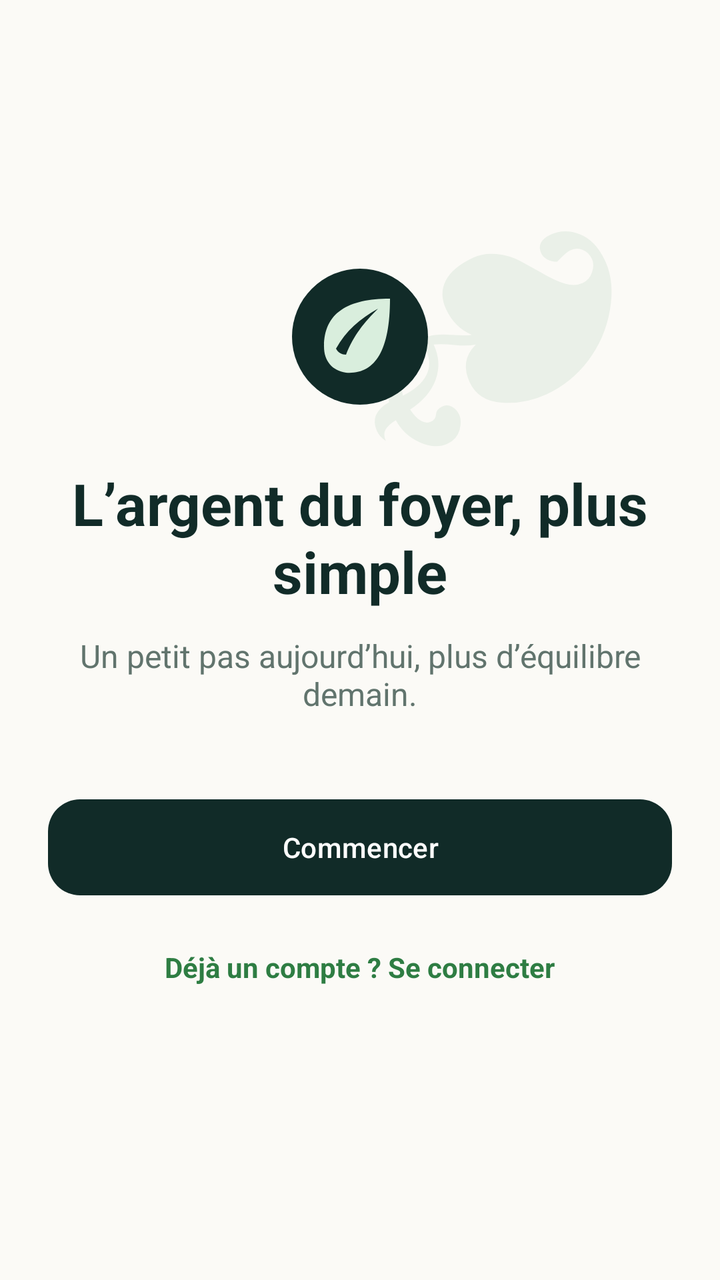
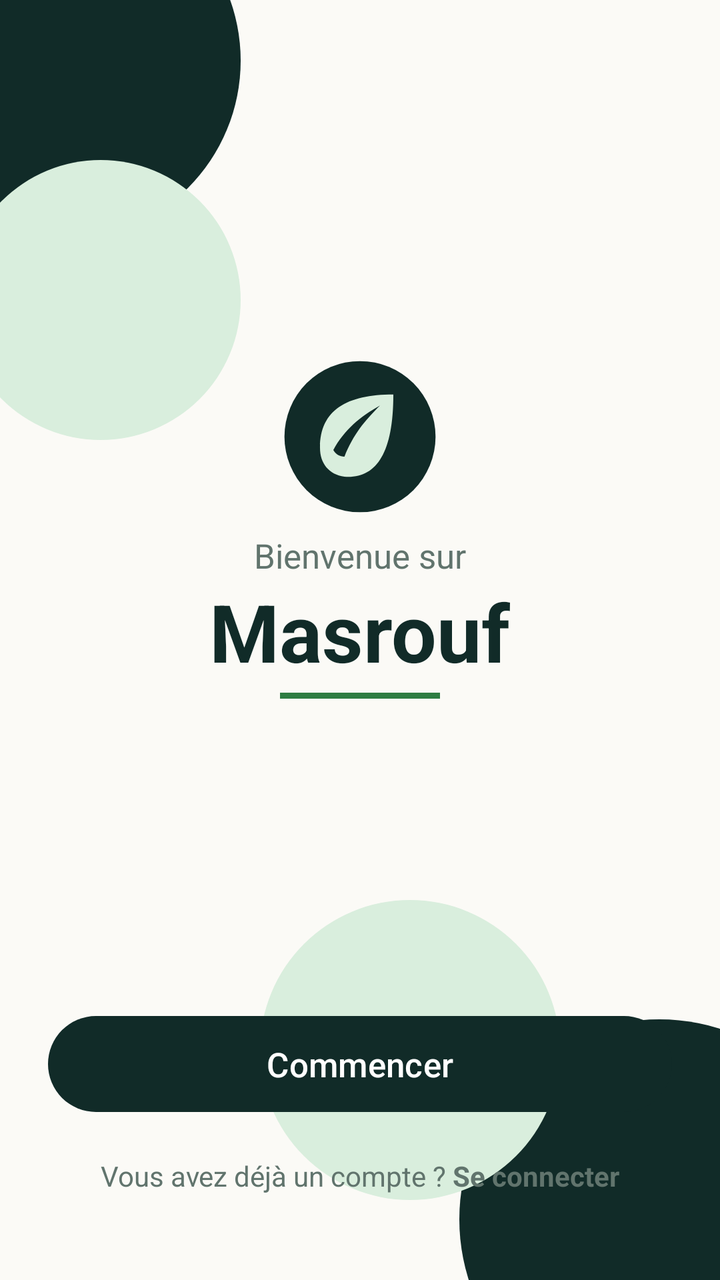

Screens rendered from an Android XML layout before and after an edit, with the pre-edit source and the edit as a unified diff.
<!-- AndroidManifest.xml: application theme Theme.Masrouf1 -->
<!-- res/layout/activity_welcome.xml -->
<?xml version="1.0" encoding="utf-8"?>
<FrameLayout xmlns:android="http://schemas.android.com/apk/res/android"
    xmlns:app="http://schemas.android.com/apk/res-auto"
    android:layout_width="match_parent"
    android:layout_height="match_parent"
    android:fitsSystemWindows="true"
    android:background="@color/cream">
    <TextView android:layout_width="220dp" android:layout_height="220dp" android:layout_gravity="top|end"
        android:alpha="0.08" android:rotation="-25" android:text="❧" android:textColor="@color/emerald" android:textSize="190sp" />
    <LinearLayout android:layout_width="match_parent" android:layout_height="match_parent" android:orientation="vertical" android:padding="24dp">
        <LinearLayout android:layout_width="match_parent" android:layout_height="wrap_content" android:gravity="end" android:orientation="horizontal">
            <LinearLayout android:id="@+id/welcome_languages" android:layout_width="wrap_content" android:layout_height="wrap_content" android:orientation="horizontal" />
        </LinearLayout>
        <FrameLayout android:layout_width="match_parent" android:layout_height="0dp" android:layout_weight="1">
            <LinearLayout android:id="@+id/phase_welcome" android:layout_width="match_parent" android:layout_height="match_parent" android:gravity="center" android:orientation="vertical">
                <ImageView android:layout_width="72dp" android:layout_height="72dp" android:contentDescription="@string/app_name" android:src="@drawable/ic_masrouf_logo" />
                <TextView android:layout_width="match_parent" android:layout_height="wrap_content" android:layout_marginTop="28dp" android:gravity="center" android:text="@string/welcome_title" android:textColor="@color/forest" android:textSize="29sp" android:textStyle="bold" />
                <TextView android:layout_width="match_parent" android:layout_height="wrap_content" android:layout_marginTop="12dp" android:gravity="center" android:text="@string/welcome_subtitle" android:textColor="@color/muted_green" android:textSize="16sp" />
                <com.google.android.material.button.MaterialButton android:id="@+id/start_welcome" android:layout_width="match_parent" android:layout_height="56dp" android:layout_marginTop="38dp" android:text="@string/start" android:textColor="@color/alabaster" app:backgroundTint="@color/forest" app:cornerRadius="16dp" />
                <TextView android:id="@+id/open_login" android:layout_width="wrap_content" android:layout_height="48dp" android:layout_marginTop="8dp" android:gravity="center" android:paddingHorizontal="10dp" android:text="@string/already_account" android:textColor="@color/emerald" android:textStyle="bold" />
            </LinearLayout>
            <LinearLayout android:id="@+id/phase_slides" android:layout_width="match_parent" android:layout_height="match_parent" android:gravity="center" android:orientation="vertical" android:visibility="gone">
                <androidx.viewpager2.widget.ViewPager2 android:id="@+id/welcome_pager" android:layout_width="match_parent" android:layout_height="0dp" android:layout_weight="1" />
                <com.google.android.material.tabs.TabLayout android:id="@+id/welcome_tabs" android:layout_width="wrap_content" android:layout_height="wrap_content" app:tabIndicatorColor="@color/emerald" app:tabIndicatorHeight="4dp" app:tabRippleColor="@color/mint" />
                <com.google.android.material.button.MaterialButton android:id="@+id/slide_next" android:layout_width="match_parent" android:layout_height="56dp" android:layout_marginTop="14dp" android:text="@string/welcome_next" app:backgroundTint="@color/forest" app:cornerRadius="16dp" />
            </LinearLayout>
            <LinearLayout android:id="@+id/phase_select_type" android:layout_width="match_parent" android:layout_height="match_parent" android:gravity="center" android:orientation="vertical" android:visibility="gone">
                <TextView android:layout_width="match_parent" android:layout_height="wrap_content" android:layout_marginBottom="22dp" android:gravity="center" android:text="@string/choose_account_type" android:textColor="@color/forest" android:textSize="23sp" android:textStyle="bold" />
                <com.google.android.material.card.MaterialCardView android:id="@+id/personal_card" android:layout_width="match_parent" android:layout_height="130dp" android:layout_marginBottom="14dp" android:clickable="true" android:focusable="true" app:cardBackgroundColor="@color/alabaster" app:cardCornerRadius="16dp" app:strokeColor="@color/card_border" app:strokeWidth="1dp">
                    <LinearLayout android:layout_width="match_parent" android:layout_height="match_parent" android:gravity="center_vertical" android:orientation="vertical" android:padding="22dp"><TextView android:layout_width="wrap_content" android:layout_height="wrap_content" android:text="♧" android:textColor="@color/emerald" android:textSize="24sp"/><TextView android:layout_width="wrap_content" android:layout_height="wrap_content" android:text="@string/personal_account" android:textColor="@color/forest" android:textSize="18sp" android:textStyle="bold"/></LinearLayout>
                </com.google.android.material.card.MaterialCardView>
                <com.google.android.material.card.MaterialCardView android:id="@+id/family_card" android:layout_width="match_parent" android:layout_height="130dp" android:clickable="true" android:focusable="true" app:cardBackgroundColor="@color/alabaster" app:cardCornerRadius="16dp" app:strokeColor="@color/card_border" app:strokeWidth="1dp">
                    <LinearLayout android:layout_width="match_parent" android:layout_height="match_parent" android:gravity="center_vertical" android:orientation="vertical" android:padding="22dp"><TextView android:layout_width="wrap_content" android:layout_height="wrap_content" android:text="⌂" android:textColor="@color/emerald" android:textSize="24sp"/><TextView android:layout_width="wrap_content" android:layout_height="wrap_content" android:text="@string/family_account" android:textColor="@color/forest" android:textSize="18sp" android:textStyle="bold"/></LinearLayout>
                </com.google.android.material.card.MaterialCardView>
            </LinearLayout>
        </FrameLayout>
    </LinearLayout>
</FrameLayout>
<!-- resources referenced by this layout -->
<resources>
  <string name="already_account">Déjà un compte ? Se connecter</string>
  <string name="choose_account_type">Quel compte souhaitez-vous créer ?</string>
  <string name="family_account">Compte Famille</string>
  <string name="personal_account">Compte Personnel</string>
  <string name="welcome_subtitle">Un petit pas aujourd’hui, plus d’équilibre demain.</string>
  <string name="welcome_title">L’argent du foyer, plus simple</string>
  <style name="Base.Theme.Masrouf1" parent="Theme.Material3.DayNight.NoActionBar">
          <item name="colorPrimary">@color/forest</item>
          <item name="colorOnPrimary">@color/alabaster</item>
          <item name="colorSecondary">@color/emerald</item>
          <item name="colorOnSecondary">@color/alabaster</item>
          <item name="android:colorAccent">@color/emerald</item>
          <item name="android:windowLightStatusBar">true</item>
          <item name="android:statusBarColor">@color/cream</item>
          <item name="android:navigationBarColor">@color/cream</item>
          <item name="android:windowBackground">@color/cream</item>
      </style>
  <!-- unchanged entries left out for length: 12 -->
</resources>

<!-- the commit's change to res/layout/activity_welcome.xml (unified diff, before → after) -->
@@ -3,36 +3,235 @@
     xmlns:app="http://schemas.android.com/apk/res-auto"
     android:layout_width="match_parent"
     android:layout_height="match_parent"
-    android:fitsSystemWindows="true"
-    android:background="@color/cream">
-    <TextView android:layout_width="220dp" android:layout_height="220dp" android:layout_gravity="top|end"
-        android:alpha="0.08" android:rotation="-25" android:text="❧" android:textColor="@color/emerald" android:textSize="190sp" />
-    <LinearLayout android:layout_width="match_parent" android:layout_height="match_parent" android:orientation="vertical" android:padding="24dp">
-        <LinearLayout android:layout_width="match_parent" android:layout_height="wrap_content" android:gravity="end" android:orientation="horizontal">
-            <LinearLayout android:id="@+id/welcome_languages" android:layout_width="wrap_content" android:layout_height="wrap_content" android:orientation="horizontal" />
+    android:background="@color/cream"
+    android:layoutDirection="locale">
+
+    
+    <View
+        android:layout_width="180dp"
+        android:layout_height="180dp"
+        android:layout_gravity="top|start"
+        android:layout_marginStart="-60dp"
+        android:layout_marginTop="-60dp"
+        android:background="@drawable/bg_circle_forest" />
+
+    
+    <View
+        android:layout_width="140dp"
+        android:layout_height="140dp"
+        android:layout_gravity="top|start"
+        android:layout_marginStart="-20dp"
+        android:layout_marginTop="80dp"
+        android:background="@drawable/bg_circle_mint" />
+
+    
+    <View
+        android:layout_width="200dp"
+        android:layout_height="200dp"
+        android:layout_gravity="bottom|end"
+        android:layout_marginEnd="-70dp"
+        android:layout_marginBottom="-70dp"
+        android:background="@drawable/bg_circle_forest" />
+
+    
+    <View
+        android:layout_width="150dp"
+        android:layout_height="150dp"
+        android:layout_gravity="bottom|end"
+        android:layout_marginEnd="80dp"
+        android:layout_marginBottom="40dp"
+        android:background="@drawable/bg_circle_mint" />
+
+    
+    <LinearLayout
+        android:layout_width="match_parent"
+        android:layout_height="match_parent"
+        android:orientation="vertical">
+
+        
+        <LinearLayout
+            android:id="@+id/welcome_languages"
+            android:layout_width="match_parent"
+            android:layout_height="wrap_content"
+            android:gravity="end"
+            android:orientation="horizontal"
+            android:padding="16dp" />
+
+        
+        <FrameLayout
+            android:layout_width="match_parent"
+            android:layout_height="0dp"
+            android:layout_weight="1">
+
+            
+            <LinearLayout
+                android:id="@+id/phase_welcome"
+                android:layout_width="match_parent"
+                android:layout_height="match_parent"
+                android:gravity="center"
+                android:orientation="vertical"
+                android:paddingHorizontal="32dp">
+
+                <ImageView
+                    android:layout_width="80dp"
+                    android:layout_height="80dp"
+                    android:contentDescription="@string/app_name"
+                    android:src="@drawable/ic_masrouf_logo" />
+
+                <TextView
+                    android:layout_width="wrap_content"
+                    android:layout_height="wrap_content"
+                    android:layout_marginTop="8dp"
+                    android:text="@string/welcome_bienvenue_sur"
+                    android:textColor="@color/muted_green"
+                    android:textSize="17sp" />
+
+                <TextView
+                    android:layout_width="wrap_content"
+                    android:layout_height="wrap_content"
+                    android:text="@string/app_name"
+                    android:textColor="@color/forest"
+                    android:textSize="40sp"
+                    android:textStyle="bold" />
+
+                
+                <View
+                    android:layout_width="80dp"
+                    android:layout_height="3dp"
+                    android:layout_marginTop="4dp"
+                    android:background="@color/emerald" />
+
+            </LinearLayout>
+
+            
+            <LinearLayout
+                android:id="@+id/phase_slides"
+                android:layout_width="match_parent"
+                android:layout_height="match_parent"
+                android:gravity="center"
+                android:orientation="vertical"
+                android:paddingHorizontal="20dp"
+                android:visibility="gone">
+
+                
+                <LinearLayout
+                    android:layout_width="match_parent"
+                    android:layout_height="wrap_content"
+                    android:gravity="start|center_vertical"
+                    android:orientation="horizontal">
+
+                    <ImageView
+                        android:id="@+id/slide_back"
+                        android:layout_width="48dp"
+                        android:layout_height="48dp"
+                        android:background="?attr/selectableItemBackgroundBorderless"
+                        android:contentDescription="@string/back"
+                        android:padding="8dp"
+                        android:src="@drawable/ic_back" />
+
+                    <View
+                        android:layout_width="0dp"
+                        android:layout_height="1dp"
+                        android:layout_weight="1" />
+
+                    <TextView
+                        android:id="@+id/slide_skip"
+                        android:layout_width="wrap_content"
+                        android:layout_height="wrap_content"
+                        android:padding="8dp"
+                        android:text="@string/welcome_skip"
+                        android:textColor="@color/muted_green"
+                        android:textSize="15sp" />
+
+                </LinearLayout>
+
+                
+                <androidx.viewpager2.widget.ViewPager2
+                    android:id="@+id/welcome_pager"
+                    android:layout_width="match_parent"
+                    android:layout_height="0dp"
+                    android:layout_marginTop="8dp"
+                    android:layout_weight="1" />
+
+                
+                <LinearLayout
+                    android:id="@+id/slide_dots"
+                    android:layout_width="wrap_content"
+                    android:layout_height="wrap_content"
+                    android:layout_gravity="center_horizontal"
+                    android:layout_marginTop="16dp"
+                    android:orientation="horizontal" />
+
+            </LinearLayout>
+
+            
+        </FrameLayout>
+
+        
+        <LinearLayout
+            android:id="@+id/welcome_bottom"
+            android:layout_width="match_parent"
+            android:layout_height="wrap_content"
+            android:orientation="vertical"
+            android:paddingHorizontal="24dp"
+            android:paddingBottom="32dp"
+            android:paddingTop="8dp">
+
+            <com.google.android.material.button.MaterialButton
+                android:id="@+id/start_welcome"
+                android:layout_width="match_parent"
+                android:layout_height="56dp"
+                android:text="@string/start"
+                android:textColor="@color/alabaster"
+                android:textSize="17sp"
+                app:backgroundTint="@color/forest"
+                app:cornerRadius="28dp" />
+
+            <TextView
+                android:id="@+id/open_login"
+                android:layout_width="match_parent"
+                android:layout_height="48dp"
+                android:gravity="center"
+                android:paddingTop="8dp"
+                android:text="@string/already_account_link"
+                android:textColor="@color/muted_green"
+                android:textSize="14sp" />
+
         </LinearLayout>
-        <FrameLayout android:layout_width="match_parent" android:layout_height="0dp" android:layout_weight="1">
-            <LinearLayout android:id="@+id/phase_welcome" android:layout_width="match_parent" android:layout_height="match_parent" android:gravity="center" android:orientation="vertical">
-                <ImageView android:layout_width="72dp" android:layout_height="72dp" android:contentDescription="@string/app_name" android:src="@drawable/ic_masrouf_logo" />
-                <TextView android:layout_width="match_parent" android:layout_height="wrap_content" android:layout_marginTop="28dp" android:gravity="center" android:text="@string/welcome_title" android:textColor="@color/forest" android:textSize="29sp" android:textStyle="bold" />
-                <TextView android:layout_width="match_parent" android:layout_height="wrap_content" android:layout_marginTop="12dp" android:gravity="center" android:text="@string/welcome_subtitle" android:textColor="@color/muted_green" android:textSize="16sp" />
-                <com.google.android.material.button.MaterialButton android:id="@+id/start_welcome" android:layout_width="match_parent" android:layout_height="56dp" android:layout_marginTop="38dp" android:text="@string/start" android:textColor="@color/alabaster" app:backgroundTint="@color/forest" app:cornerRadius="16dp" />
-                <TextView android:id="@+id/open_login" android:layout_width="wrap_content" android:layout_height="48dp" android:layout_marginTop="8dp" android:gravity="center" android:paddingHorizontal="10dp" android:text="@string/already_account" android:textColor="@color/emerald" android:textStyle="bold" />
-            </LinearLayout>
-            <LinearLayout android:id="@+id/phase_slides" android:layout_width="match_parent" android:layout_height="match_parent" android:gravity="center" android:orientation="vertical" android:visibility="gone">
-                <androidx.viewpager2.widget.ViewPager2 android:id="@+id/welcome_pager" android:layout_width="match_parent" android:layout_height="0dp" android:layout_weight="1" />
-                <com.google.android.material.tabs.TabLayout android:id="@+id/welcome_tabs" android:layout_width="wrap_content" android:layout_height="wrap_content" app:tabIndicatorColor="@color/emerald" app:tabIndicatorHeight="4dp" app:tabRippleColor="@color/mint" />
-                <com.google.android.material.button.MaterialButton android:id="@+id/slide_next" android:layout_width="match_parent" android:layout_height="56dp" android:layout_marginTop="14dp" android:text="@string/welcome_next" app:backgroundTint="@color/forest" app:cornerRadius="16dp" />
-            </LinearLayout>
-            <LinearLayout android:id="@+id/phase_select_type" android:layout_width="match_parent" android:layout_height="match_parent" android:gravity="center" android:orientation="vertical" android:visibility="gone">
-                <TextView android:layout_width="match_parent" android:layout_height="wrap_content" android:layout_marginBottom="22dp" android:gravity="center" android:text="@string/choose_account_type" android:textColor="@color/forest" android:textSize="23sp" android:textStyle="bold" />
-                <com.google.android.material.card.MaterialCardView android:id="@+id/personal_card" android:layout_width="match_parent" android:layout_height="130dp" android:layout_marginBottom="14dp" android:clickable="true" android:focusable="true" app:cardBackgroundColor="@color/alabaster" app:cardCornerRadius="16dp" app:strokeColor="@color/card_border" app:strokeWidth="1dp">
-                    <LinearLayout android:layout_width="match_parent" android:layout_height="match_parent" android:gravity="center_vertical" android:orientation="vertical" android:padding="22dp"><TextView android:layout_width="wrap_content" android:layout_height="wrap_content" android:text="♧" android:textColor="@color/emerald" android:textSize="24sp"/><TextView android:layout_width="wrap_content" android:layout_height="wrap_content" android:text="@string/personal_account" android:textColor="@color/forest" android:textSize="18sp" android:textStyle="bold"/></LinearLayout>
-                </com.google.android.material.card.MaterialCardView>
-                <com.google.android.material.card.MaterialCardView android:id="@+id/family_card" android:layout_width="match_parent" android:layout_height="130dp" android:clickable="true" android:focusable="true" app:cardBackgroundColor="@color/alabaster" app:cardCornerRadius="16dp" app:strokeColor="@color/card_border" app:strokeWidth="1dp">
-                    <LinearLayout android:layout_width="match_parent" android:layout_height="match_parent" android:gravity="center_vertical" android:orientation="vertical" android:padding="22dp"><TextView android:layout_width="wrap_content" android:layout_height="wrap_content" android:text="⌂" android:textColor="@color/emerald" android:textSize="24sp"/><TextView android:layout_width="wrap_content" android:layout_height="wrap_content" android:text="@string/family_account" android:textColor="@color/forest" android:textSize="18sp" android:textStyle="bold"/></LinearLayout>
-                </com.google.android.material.card.MaterialCardView>
-            </LinearLayout>
-        </FrameLayout>
+
+        
+        <LinearLayout
+            android:id="@+id/slide_bottom"
+            android:layout_width="match_parent"
+            android:layout_height="wrap_content"
+            android:orientation="vertical"
+            android:paddingHorizontal="24dp"
+            android:paddingBottom="32dp"
+            android:paddingTop="8dp"
+            android:visibility="gone">
+
+            <com.google.android.material.button.MaterialButton
+                android:id="@+id/slide_next"
+                android:layout_width="match_parent"
+                android:layout_height="56dp"
+                android:text="@string/welcome_next"
+                android:textColor="@color/alabaster"
+                android:textSize="17sp"
+                app:backgroundTint="@color/forest"
+                app:cornerRadius="28dp" />
+
+            <TextView
+                android:id="@+id/slide_open_login"
+                android:layout_width="match_parent"
+                android:layout_height="48dp"
+                android:gravity="center"
+                android:paddingTop="8dp"
+                android:text="@string/already_account_link"
+                android:textColor="@color/muted_green"
+                android:textSize="14sp" />
+
+        </LinearLayout>
+
     </LinearLayout>
+
 </FrameLayout>
<!-- resource entries referenced after the edit -->
@@ -1,21 +1,138 @@
 <!-- resources referenced by this layout -->
 <resources>
-  <string name="already_account">Déjà un compte ? Se connecter</string>
-  <string name="choose_account_type">Quel compte souhaitez-vous créer ?</string>
-  <string name="family_account">Compte Famille</string>
-  <string name="personal_account">Compte Personnel</string>
-  <string name="welcome_subtitle">Un petit pas aujourd’hui, plus d’équilibre demain.</string>
-  <string name="welcome_title">L’argent du foyer, plus simple</string>
+  <!-- drawable bg_circle_forest (drawable) -->
+  <?xml version="1.0" encoding="utf-8"?>
+  <shape xmlns:android="http://schemas.android.com/apk/res/android"
+      android:shape="oval">
+      <solid android:color="@color/forest" />
+  </shape>
+  <!-- drawable bg_circle_mint (drawable) -->
+  <?xml version="1.0" encoding="utf-8"?>
+  <shape xmlns:android="http://schemas.android.com/apk/res/android"
+      android:shape="oval">
+      <solid android:color="@color/mint" />
+  </shape>
+  <!-- drawable ic_back (drawable) -->
+  <vector xmlns:android="http://schemas.android.com/apk/res/android" android:width="24dp" android:height="24dp" android:viewportWidth="24" android:viewportHeight="24"><path android:fillColor="#FFFFFFFF" android:pathData="M20,11H7.83L13.42,5.41L12,4L4,12L12,20L13.41,18.59L7.83,13H20V11Z" /></vector>
+  <string name="already_account_link">Vous avez déjà un compte ? <b>Se connecter</b></string>
+  <string name="back">Retour</string>
+  <string name="welcome_bienvenue_sur">Bienvenue sur</string>
+  <string name="welcome_skip">Passer</string>
   <style name="Base.Theme.Masrouf1" parent="Theme.Material3.DayNight.NoActionBar">
+          
           <item name="colorPrimary">@color/forest</item>
           <item name="colorOnPrimary">@color/alabaster</item>
+          <item name="colorPrimaryContainer">@color/mint</item>
+          <item name="colorOnPrimaryContainer">@color/forest</item>
           <item name="colorSecondary">@color/emerald</item>
           <item name="colorOnSecondary">@color/alabaster</item>
+          <item name="colorSecondaryContainer">@color/mint_light</item>
+          <item name="colorOnSecondaryContainer">@color/forest</item>
+          <item name="colorTertiary">@color/mint_accent</item>
+          <item name="colorOnTertiary">@color/forest</item>
+          <item name="colorTertiaryContainer">@color/mint</item>
+          <item name="colorOnTertiaryContainer">@color/forest</item>
+  
+          
+          <item name="colorControlActivated">@color/emerald</item>
+          <item name="colorControlHighlight">@color/mint</item>
+          <item name="colorControlNormal">@color/muted_green</item>
+          <item name="colorAccent">@color/emerald</item>
           <item name="android:colorAccent">@color/emerald</item>
+          <item name="android:textColorHighlight">@color/mint</item>
+  
+          
+          <item name="colorSurface">@color/alabaster</item>
+          <item name="colorOnSurface">@color/forest</item>
+          <item name="colorSurfaceVariant">@color/cream</item>
+          <item name="colorOnSurfaceVariant">@color/muted_green</item>
+          <item name="colorSurfaceContainerLowest">@color/alabaster</item>
+          <item name="colorSurfaceContainerLow">@color/cream</item>
+          <item name="colorSurfaceContainer">@color/cream</item>
+          <item name="colorSurfaceContainerHigh">@color/mint</item>
+          <item name="colorSurfaceContainerHighest">@color/mint</item>
+          <item name="android:colorBackground">@color/cream</item>
+          <item name="colorOnBackground">@color/forest</item>
+  
+          
+          <item name="colorError">@color/coral</item>
+          <item name="colorOnError">@color/alabaster</item>
+  
+          
+          <item name="colorOutline">@color/card_border</item>
+          <item name="colorOutlineVariant">@color/card_border</item>
+  
+          
+          <item name="android:textColorPrimary">@color/forest</item>
+          <item name="android:textColorSecondary">@color/muted_green</item>
+          <item name="android:textColorHint">@color/muted_green</item>
+  
+          
           <item name="android:windowLightStatusBar">true</item>
           <item name="android:statusBarColor">@color/cream</item>
           <item name="android:navigationBarColor">@color/cream</item>
           <item name="android:windowBackground">@color/cream</item>
+  
+          
+          <item name="android:colorEdgeEffect">@color/mint_accent</item>
+  
+          
+          <item name="textInputStyle">@style/Widget.Masrouf.TextInputLayout</item>
+          <item name="chipStyle">@style/Widget.Masrouf.Chip</item>
+          <item name="materialButtonOutlinedStyle">@style/Widget.Masrouf.Button.Outlined</item>
+          <item name="materialAlertDialogTheme">@style/ThemeOverlay.Masrouf.AlertDialog</item>
+          
+          <item name="editTextStyle">@style/Widget.Masrouf.EditText</item>
+          
+          <item name="android:textColor">@color/ink</item>
+          
+          <item name="materialButtonStyle">@style/Widget.Masrouf.Button.Material</item>
+      </style>
+  <color name="mint_light">#D9EEDD</color>
+  <color name="mint_accent">#85B8A5</color>
+  <color name="coral">#DC7770</color>
+  <style name="Widget.Masrouf.TextInputLayout" parent="Widget.Material3.TextInputLayout.OutlinedBox">
+          <item name="boxBackgroundColor">@color/alabaster</item>
+          <item name="boxStrokeColor">@color/text_input_stroke_color</item>
+          <item name="hintEnabled">false</item>
+          <item name="hintTextColor">@color/text_input_label_color</item>
+          <item name="android:textColorHint">@color/muted_green</item>
+          <item name="boxCornerRadiusTopStart">12dp</item>
+          <item name="boxCornerRadiusTopEnd">12dp</item>
+          <item name="boxCornerRadiusBottomStart">12dp</item>
+          <item name="boxCornerRadiusBottomEnd">12dp</item>
+      </style>
+  <style name="Widget.Masrouf.Chip" parent="Widget.Material3.Chip.Filter">
+          <item name="chipBackgroundColor">@color/chip_background_color</item>
+          <item name="chipStrokeColor">@color/chip_stroke_color</item>
+          <item name="chipStrokeWidth">1dp</item>
+          <item name="android:textColor">@color/forest</item>
+          <item name="checkedIconTint">@color/emerald</item>
+      </style>
+  <style name="Widget.Masrouf.Button.Outlined" parent="Widget.Material3.Button.OutlinedButton">
+          <item name="android:textColor">@color/forest</item>
+          <item name="strokeColor">@color/forest</item>
+          <item name="iconTint">@color/forest</item>
+      </style>
+  <style name="ThemeOverlay.Masrouf.AlertDialog" parent="ThemeOverlay.Material3.MaterialAlertDialog">
+          <item name="colorPrimary">@color/forest</item>
+          <item name="colorSecondary">@color/emerald</item>
+          <item name="colorSurface">@color/alabaster</item>
+          <item name="colorSurfaceContainerHigh">@color/alabaster</item>
+          <item name="buttonBarPositiveButtonStyle">@style/Widget.Masrouf.DialogButton</item>
+          <item name="buttonBarNegativeButtonStyle">@style/Widget.Masrouf.DialogButton</item>
+          <item name="buttonBarNeutralButtonStyle">@style/Widget.Masrouf.DialogButton</item>
+      </style>
+  <style name="Widget.Masrouf.EditText" parent="Widget.AppCompat.EditText">
+          <item name="android:textColor">@color/ink</item>
+          <item name="android:textColorHint">@color/muted_green</item>
+      </style>
+  <color name="ink">#112B28</color>
+  <style name="Widget.Masrouf.Button.Material" parent="Widget.Material3.Button">
+          <item name="android:minHeight">48dp</item>
+      </style>
+  <style name="Widget.Masrouf.DialogButton" parent="Widget.Material3.Button.TextButton.Dialog">
+          <item name="android:textColor">@color/emerald</item>
       </style>
   <!-- unchanged entries left out for length: 12 -->
 </resources>
